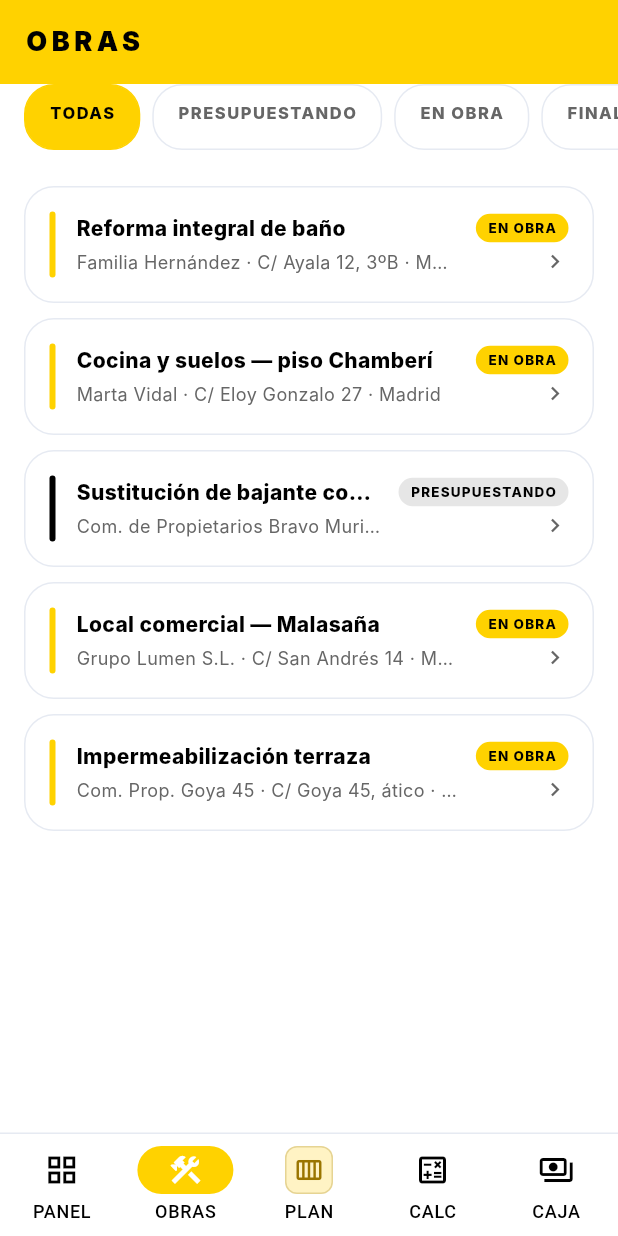
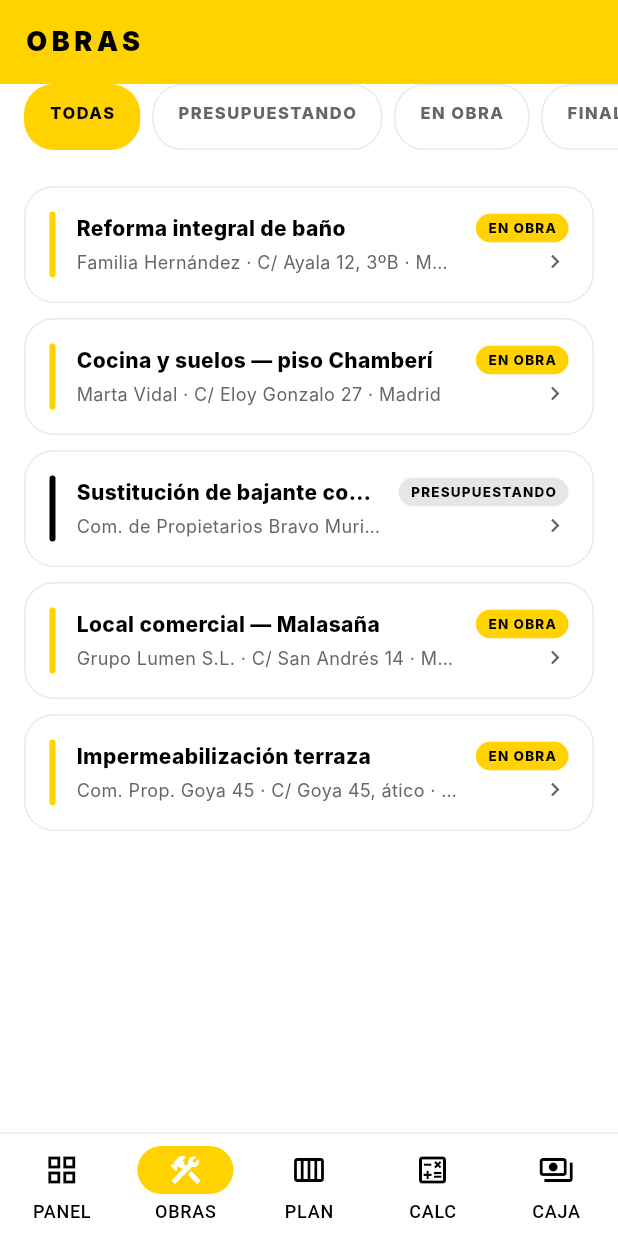
Before and after one commit to eduardovt99-code/Nexussolutions, a Flutter app: the screen it shows after launch, after a tap on "ENTRAR", after a tap on "OBRAS", on a phone screen of 412 x 824 dp. Run offline on Flutter 3.47's test engine with Material 3 defaults, Android fonts, the phone set to English and light mode, and no system bars; our stand-ins replace shared_preferences; Roboto replaces fonts that are missing (Inter).

Commit message:
Unificar icono PLAN y garantizar trabajadores saturados al 100% en la demo.
Icono estándar en la barra, fichajes semanales exactos por capacidad y seed v6.

Co-authored-by: Cursor <cursoragent@cursor.com>

```diff
--- a/lib/data/database_service.dart
+++ b/lib/data/database_service.dart
@@ -11,7 +11,7 @@ class DatabaseService {
   SharedPreferences? _prefs;
 
   /// Versión de los datos de demo: al subirla se reemplazan los datos antiguos.
-  static const int _seedVersion = 5;
+  static const int _seedVersion = 6;
 
   Future<void> init() async {
     _prefs = await SharedPreferences.getInstance();
--- a/lib/data/mock_data.dart
+++ b/lib/data/mock_data.dart
@@ -165,28 +165,31 @@ class MockData {
     Worker(id: 'wrk_022', name: 'Dani Paredes', profession: WorkerProfession.general, weeklyCapacityHours: 32),
   ];
 
-  /// weekUtil ≈ objetivo de carga semanal (0.05 = casi libre, 0.98 = casi al límite).
+  static DateTime _startOfWeek(DateTime d) =>
+      DateTime(d.year, d.month, d.day).subtract(Duration(days: d.weekday - 1));
+
+  /// weekUtil = fracción de capacidad semanal (1.0 = saturado al 100%).
   static final List<({String name, double weekUtil, String primarySite, bool openToday})> _crewProfiles = [
-    (name: 'Andrés Gómez', weekUtil: 0.98, primarySite: 'ws_001', openToday: false),
-    (name: 'Luis Martín', weekUtil: 0.95, primarySite: 'ws_001', openToday: false),
+    (name: 'Andrés Gómez', weekUtil: 1.0, primarySite: 'ws_001', openToday: false),
+    (name: 'Luis Martín', weekUtil: 1.0, primarySite: 'ws_001', openToday: false),
     (name: 'Pedro Sánchez', weekUtil: 0.88, primarySite: 'ws_004', openToday: false),
     (name: 'Marco Vargas', weekUtil: 0.62, primarySite: 'ws_002', openToday: false),
     (name: 'Iván Herrera', weekUtil: 0.18, primarySite: 'ws_005', openToday: false),
     (name: 'Raúl Domínguez', weekUtil: 0.74, primarySite: 'ws_004', openToday: false),
-    (name: 'Karim Bensaïd', weekUtil: 0.96, primarySite: 'ws_002', openToday: true),
-    (name: 'David Fernández', weekUtil: 0.91, primarySite: 'ws_001', openToday: false),
+    (name: 'Karim Bensaïd', weekUtil: 0.92, primarySite: 'ws_002', openToday: true),
+    (name: 'David Fernández', weekUtil: 1.0, primarySite: 'ws_001', openToday: false),
     (name: 'Óscar Núñez', weekUtil: 0.55, primarySite: 'ws_005', openToday: false),
     (name: 'Héctor Prieto', weekUtil: 0.12, primarySite: 'ws_003', openToday: false),
-    (name: 'Miguel Torres', weekUtil: 0.97, primarySite: 'ws_004', openToday: false),
+    (name: 'Miguel Torres', weekUtil: 1.0, primarySite: 'ws_004', openToday: false),
     (name: 'Roberto Gil', weekUtil: 0.83, primarySite: 'ws_002', openToday: false),
     (name: 'Fran Delgado', weekUtil: 0.28, primarySite: 'ws_001', openToday: false),
     (name: 'Sandra León', weekUtil: 0.69, primarySite: 'ws_002', openToday: false),
-    (name: 'Carmen Ibáez', weekUtil: 0.94, primarySite: 'ws_004', openToday: false),
+    (name: 'Carmen Ibáez', weekUtil: 1.0, primarySite: 'ws_004', openToday: false),
     (name: 'Lucía Ramos', weekUtil: 0.08, primarySite: 'ws_005', openToday: false),
-    (name: 'Jorge Ruiz', weekUtil: 0.92, primarySite: 'ws_001', openToday: false),
+    (name: 'Jorge Ruiz', weekUtil: 1.0, primarySite: 'ws_001', openToday: false),
     (name: 'Paco Morales', weekUtil: 0.58, primarySite: 'ws_005', openToday: false),
     (name: 'Tomás Vega', weekUtil: 0.22, primarySite: 'ws_002', openToday: false),
-    (name: 'Nacho Castillo', weekUtil: 0.99, primarySite: 'ws_004', openToday: false),
+    (name: 'Nacho Castillo', weekUtil: 1.0, primarySite: 'ws_004', openToday: false),
     (name: 'Sergio Almada', weekUtil: 0.06, primarySite: 'ws_003', openToday: false),
     (name: 'Dani Paredes', weekUtil: 0.41, primarySite: 'ws_005', openToday: false),
   ];
@@ -197,63 +200,111 @@ class MockData {
     final logs = <TimeLog>[];
     var seq = 1;
     const activeSites = ['ws_001', 'ws_002', 'ws_004', 'ws_005'];
+    final weekStart = _startOfWeek(_today);
 
     for (final profile in _crewProfiles) {
-      for (var daysAgo = 0; daysAgo <= 27; daysAgo++) {
-        final day = _daysAgo(daysAgo);
-        if (!_worksOnDay(profile.name, daysAgo, profile.weekUtil, day.weekday)) continue;
+      final capacity = workers.firstWhere((w) => w.name == profile.name).weeklyCapacityHours;
 
-        final hours = _hoursForShift(profile.weekUtil, profile.name, daysAgo);
-        if (hours <= 0) continue;
+      for (var weekOffset = 0; weekOffset < 4; weekOffset++) {
+        final base = weekStart.subtract(Duration(days: 7 * weekOffset));
+        final utilScale = weekOffset == 0 ? 1.0 : 0.82 - weekOffset * 0.05;
+        final targetHours = capacity * profile.weekUtil * utilScale;
+        if (targetHours < 0.5) continue;
 
-        final site = _siteForShift(profile.name, profile.primarySite, activeSites, daysAgo);
+        seq = _addWeekLogs(
+          logs,
+          seq,
+          profile,
+          base,
+          targetHours,
+          activeSites,
+          openOnToday: profile.openToday && weekOffset == 0,
+        );
+      }
+    }
+
+    return logs;
+  }
+
+  static int _addWeekLogs(
+    List<TimeLog> logs,
+    int seq,
+    ({String name, double weekUtil, String primarySite, bool openToday}) profile,
+    DateTime weekStart,
+    double targetHours,
+    List<String> activeSites, {
+    required bool openOnToday,
+  }) {
+    var remaining = targetHours;
+    final today = DateTime(_today.year, _today.month, _today.day);
+
+    for (var offset = 0; offset < 7 && remaining > 0.2; offset++) {
+      final day = weekStart.add(Duration(days: offset));
+      if (day.weekday == 7) continue;
+
+      if (profile.weekUtil < 0.25 && offset > 2 && (profile.name.hashCode + offset) % 2 != 0) {
+        continue;
+      }
+
+      final isToday = day.year == today.year && day.month == today.month && day.day == today.day;
+
+      if (isToday && openOnToday) {
+        final site = profile.primarySite;
         final coords = _siteCoords[site]!;
-        final startHour = 7 + (profile.name.hashCode.abs() + daysAgo) % 2;
-        final dayBase = _daysAgo(daysAgo);
-        final checkIn = DateTime(dayBase.year, dayBase.month, dayBase.day, startHour);
-        final isOpenToday = profile.openToday && daysAgo == 0;
-        final checkOut = isOpenToday ? null : checkIn.add(Duration(hours: hours));
-        final rate = 20.0 + (profile.name.hashCode.abs() % 6);
-
+        final checkIn = _today.subtract(const Duration(hours: 4));
         logs.add(
           TimeLog(
             id: 'tl_${seq.toString().padLeft(3, '0')}',
             userId: profile.name,
             worksiteId: site,
             checkIn: checkIn,
-            checkOut: checkOut,
+            checkOut: null,
             checkInLat: coords.$1,
             checkInLng: coords.$2,
-            laborCostCalculated: isOpenToday ? 0 : hours * rate,
+            laborCostCalculated: 0,
           ),
         );
         seq++;
+        remaining -= 4;
+        continue;
       }
+
+      // Semana en curso: los saturados muestran la semana completa; el resto solo hasta hoy.
+      final isCurrentWeek = weekStart.year == _startOfWeek(_today).year &&
+          weekStart.month == _startOfWeek(_today).month &&
+          weekStart.day == _startOfWeek(_today).day;
+      if (isCurrentWeek && day.isAfter(today) && profile.weekUtil < 1.0) continue;
+
+      final hours = remaining >= 8 ? 8.0 : remaining;
+      if (hours < 0.5) break;
+
+      final site = _siteForShift(profile.name, profile.primarySite, activeSites, offset);
+      final coords = _siteCoords[site]!;
+      final startHour = 7 + (profile.name.hashCode.abs() + offset) % 2;
+      final checkIn = DateTime(day.year, day.month, day.day, startHour);
+      final rate = 20.0 + (profile.name.hashCode.abs() % 6);
+
+      logs.add(
+        TimeLog(
+          id: 'tl_${seq.toString().padLeft(3, '0')}',
+          userId: profile.name,
+          worksiteId: site,
+          checkIn: checkIn,
+          checkOut: checkIn.add(Duration(hours: hours.round())),
+          checkInLat: coords.$1,
+          checkInLng: coords.$2,
+          laborCostCalculated: hours * rate,
+        ),
+      );
+      seq++;
+      remaining -= hours;
     }
 
-    return logs;
+    return seq;
   }
 
-  static bool _worksOnDay(String name, int daysAgo, double util, int weekday) {
-    if (weekday == 6) return util >= 0.85 && (name.hashCode + daysAgo) % 3 == 0;
-    if (weekday == 7) return util >= 0.92 && daysAgo % 2 == 0;
-
-    final score = (name.hashCode.abs() + daysAgo * 13 + weekday * 7) % 100;
-    final threshold = (util * 92).round().clamp(4, 98);
-    return score < threshold;
-  }
-
-  static int _hoursForShift(double util, String name, int daysAgo) {
-    final mod = (name.hashCode.abs() + daysAgo) % 5;
-    if (util >= 0.9) return 8 + (mod % 2);
-    if (util >= 0.7) return 7 + (mod % 3);
-    if (util >= 0.45) return 5 + (mod % 3);
-    if (util >= 0.2) return mod == 0 ? 4 : 3;
-    return mod == 0 ? 2 : 0;
-  }
-
-  static String _siteForShift(String name, String primary, List<String> sites, int daysAgo) {
-    if ((name.hashCode + daysAgo) % 5 != 0) return primary;
-    return sites[(name.hashCode.abs() + daysAgo) % sites.length];
+  static String _siteForShift(String name, String primary, List<String> sites, int dayOffset) {
+    if ((name.hashCode + dayOffset) % 5 != 0) return primary;
+    return sites[(name.hashCode.abs() + dayOffset) % sites.length];
   }
 }
--- a/lib/main.dart
+++ b/lib/main.dart
@@ -107,9 +107,9 @@ class _MainShellState extends State<MainShell> {
               selectedIcon: Icon(Icons.construction),
               label: 'OBRAS',
             ),
-            NavigationDestination(
-              icon: _PlanNavIcon(outlined: true),
-              selectedIcon: _PlanNavIcon(outlined: false),
+            const NavigationDestination(
+              icon: Icon(Icons.calendar_view_week_outlined),
+              selectedIcon: Icon(Icons.calendar_view_week),
               label: 'PLAN',
             ),
             const NavigationDestination(
@@ -124,30 +124,6 @@ class _MainShellState extends State<MainShell> {
             ),
           ],
         ),
-      ),
-    );
-  }
-}
-
-/// Icono destacado de la pestaña Planificación.
-class _PlanNavIcon extends StatelessWidget {
-  final bool outlined;
-
-  const _PlanNavIcon({this.outlined = true});
-
-  @override
-  Widget build(BuildContext context) {
-    return Container(
-      padding: const EdgeInsets.all(5),
-      decoration: BoxDecoration(
-        color: AppTheme.brandYellowMuted,
-        borderRadius: BorderRadius.circular(8),
-        border: Border.all(color: AppTheme.brandYellowDark.withValues(alpha: 0.25)),
-      ),
-      child: Icon(
-        outlined ? Icons.calendar_view_week_outlined : Icons.calendar_view_week,
-        size: 20,
-        color: AppTheme.brandYellowDark,
       ),
     );
   }
```
